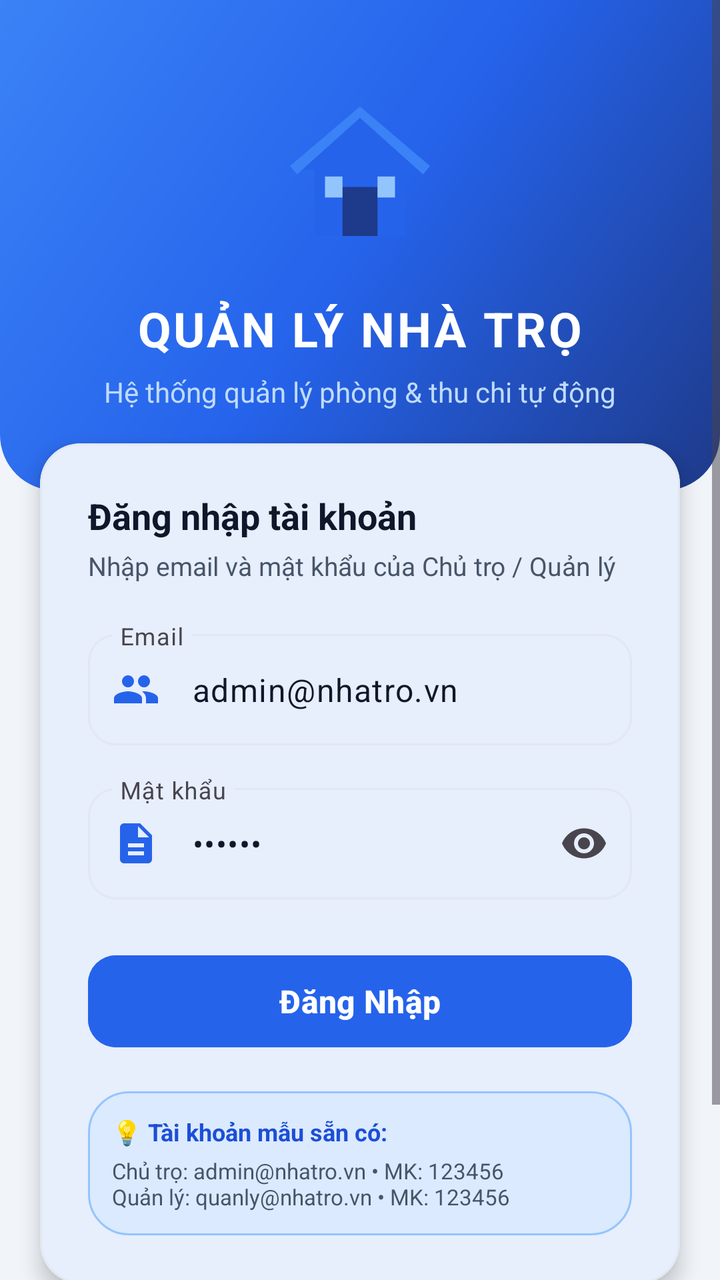
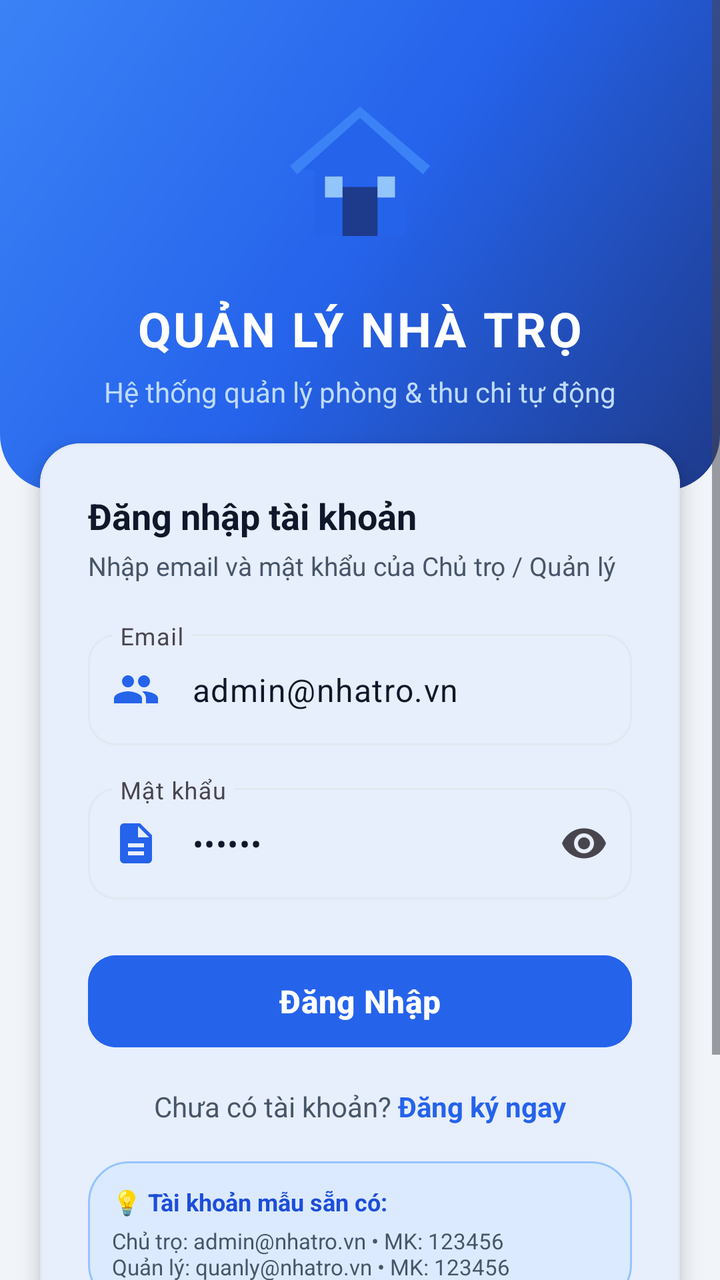

Two renders of the same Android screen: before a commit and after it. Below are the layout's source before the change and the commit's diff.
<!-- AndroidManifest.xml: application theme Theme.QLPhongTro -->
<!-- res/layout/activity_login.xml -->
<?xml version="1.0" encoding="utf-8"?>
<ScrollView
    xmlns:android="http://schemas.android.com/apk/res/android"
    xmlns:app="http://schemas.android.com/apk/res-auto"
    android:layout_width="match_parent"
    android:layout_height="match_parent"
    android:background="@color/background"
    android:fillViewport="true">

    <LinearLayout
        android:layout_width="match_parent"
        android:layout_height="wrap_content"
        android:gravity="center_horizontal"
        android:orientation="vertical">

        
        <LinearLayout
            android:layout_width="match_parent"
            android:layout_height="wrap_content"
            android:background="@drawable/gradient_header_primary"
            android:gravity="center"
            android:orientation="vertical"
            android:paddingTop="48dp"
            android:paddingBottom="40dp"
            android:paddingHorizontal="24dp">

            <ImageView
                android:layout_width="84dp"
                android:layout_height="84dp"
                app:srcCompat="@drawable/ic_app_logo"
                android:contentDescription="@string/app_name" />

            <TextView
                android:layout_width="wrap_content"
                android:layout_height="wrap_content"
                android:layout_marginTop="16dp"
                android:text="QUẢN LÝ NHÀ TRỌ"
                android:textColor="@color/text_white"
                android:textSize="24sp"
                android:letterSpacing="0.05"
                android:textStyle="bold" />

            <TextView
                android:layout_width="wrap_content"
                android:layout_height="wrap_content"
                android:layout_marginTop="6dp"
                android:gravity="center"
                android:text="Hệ thống quản lý phòng &amp; thu chi tự động"
                android:textColor="#BFDBFE"
                android:textSize="14sp" />
        </LinearLayout>

        
        <com.google.android.material.card.MaterialCardView
            android:layout_width="match_parent"
            android:layout_height="wrap_content"
            android:layout_marginHorizontal="20dp"
            android:layout_marginTop="-24dp"
            app:cardCornerRadius="20dp"
            app:cardElevation="6dp"
            app:strokeColor="@color/divider"
            app:strokeWidth="1dp"
            app:cardBackgroundColor="@color/surface">

            <LinearLayout
                android:layout_width="match_parent"
                android:layout_height="wrap_content"
                android:orientation="vertical"
                android:padding="24dp">

                <TextView
                    android:layout_width="wrap_content"
                    android:layout_height="wrap_content"
                    android:text="Đăng nhập tài khoản"
                    android:textColor="@color/text_primary"
                    android:textSize="18sp"
                    android:textStyle="bold" />

                <TextView
                    android:layout_width="wrap_content"
                    android:layout_height="wrap_content"
                    android:layout_marginTop="4dp"
                    android:text="Nhập email và mật khẩu của Chủ trọ / Quản lý"
                    android:textColor="@color/text_secondary"
                    android:textSize="13sp" />

                <com.google.android.material.textfield.TextInputLayout
                    android:id="@+id/tilEmail"
                    style="@style/Widget.Material3.TextInputLayout.OutlinedBox"
                    android:layout_width="match_parent"
                    android:layout_height="wrap_content"
                    android:layout_marginTop="20dp"
                    android:hint="@string/email_hint"
                    app:boxCornerRadiusBottomEnd="14dp"
                    app:boxCornerRadiusBottomStart="14dp"
                    app:boxCornerRadiusTopEnd="14dp"
                    app:boxCornerRadiusTopStart="14dp"
                    app:startIconDrawable="@drawable/ic_tenants"
                    app:startIconTint="@color/primary">

                    <com.google.android.material.textfield.TextInputEditText
                        android:id="@+id/etEmail"
                        android:layout_width="match_parent"
                        android:layout_height="wrap_content"
                        android:inputType="textEmailAddress"
                        android:text="admin@nhatro.vn"
                        android:textColor="@color/text_primary" />
                </com.google.android.material.textfield.TextInputLayout>

                <com.google.android.material.textfield.TextInputLayout
                    android:id="@+id/tilPassword"
                    style="@style/Widget.Material3.TextInputLayout.OutlinedBox"
                    android:layout_width="match_parent"
                    android:layout_height="wrap_content"
                    android:layout_marginTop="16dp"
                    android:hint="@string/password_hint"
                    app:boxCornerRadiusBottomEnd="14dp"
                    app:boxCornerRadiusBottomStart="14dp"
                    app:boxCornerRadiusTopEnd="14dp"
                    app:boxCornerRadiusTopStart="14dp"
                    app:endIconMode="password_toggle"
                    app:startIconDrawable="@drawable/ic_contracts"
                    app:startIconTint="@color/primary">

                    <com.google.android.material.textfield.TextInputEditText
                        android:id="@+id/etPassword"
                        android:layout_width="match_parent"
                        android:layout_height="wrap_content"
                        android:inputType="textPassword"
                        android:text="123456"
                        android:textColor="@color/text_primary" />
                </com.google.android.material.textfield.TextInputLayout>

                <ProgressBar
                    android:id="@+id/progressBar"
                    android:layout_width="wrap_content"
                    android:layout_height="wrap_content"
                    android:layout_gravity="center"
                    android:layout_marginTop="16dp"
                    android:visibility="gone" />

                <com.google.android.material.button.MaterialButton
                    android:id="@+id/btnLogin"
                    android:layout_width="match_parent"
                    android:layout_height="54dp"
                    android:layout_marginTop="24dp"
                    android:backgroundTint="@color/primary"
                    android:text="@string/btn_login"
                    android:textColor="@color/text_white"
                    android:textSize="16sp"
                    android:textStyle="bold"
                    app:cornerRadius="14dp"
                    app:elevation="3dp" />

                
                <LinearLayout
                    android:layout_width="match_parent"
                    android:layout_height="wrap_content"
                    android:layout_marginTop="18dp"
                    android:background="@drawable/bg_badge_occupied"
                    android:orientation="vertical"
                    android:padding="12dp">

                    <TextView
                        android:layout_width="wrap_content"
                        android:layout_height="wrap_content"
                        android:text="💡 Tài khoản mẫu sẵn có:"
                        android:textColor="@color/status_occupied_text"
                        android:textSize="12sp"
                        android:textStyle="bold" />

                    <TextView
                        android:id="@+id/tvDemoHint"
                        android:layout_width="wrap_content"
                        android:layout_height="wrap_content"
                        android:layout_marginTop="4dp"
                        android:text="Chủ trọ: admin@nhatro.vn • MK: 123456\nQuản lý: quanly@nhatro.vn • MK: 123456"
                        android:textColor="@color/text_secondary"
                        android:textSize="11sp" />
                </LinearLayout>

            </LinearLayout>
        </com.google.android.material.card.MaterialCardView>

        
        <com.google.android.material.button.MaterialButton
            android:id="@+id/btnConfigServer"
            style="@style/Widget.Material3.Button.OutlinedButton"
            android:layout_width="wrap_content"
            android:layout_height="wrap_content"
            android:layout_marginTop="20dp"
            android:layout_marginBottom="32dp"
            android:text="@string/config_server"
            android:textColor="@color/primary"
            app:cornerRadius="20dp"
            app:icon="@drawable/ic_server"
            app:iconTint="@color/primary"
            app:strokeColor="@color/divider" />

    </LinearLayout>
</ScrollView>
<!-- resources referenced by this layout -->
<resources>
  <color name="background">#F1F5F9</color>
  <color name="divider">#E2E8F0</color>
  <color name="primary">#2563EB</color>
  <color name="status_occupied_text">#1D4ED8</color>
  <color name="surface">#FFFFFF</color>
  <color name="text_primary">#0F172A</color>
  <color name="text_secondary">#475569</color>
  <color name="text_white">#FFFFFF</color>
  <!-- drawable bg_badge_occupied (drawable) -->
  <?xml version="1.0" encoding="utf-8"?>
  <shape xmlns:android="http://schemas.android.com/apk/res/android"
      android:shape="rectangle">
      <corners android:radius="20dp" />
      <solid android:color="@color/status_occupied_bg" />
      <stroke android:width="1dp" android:color="#93C5FD" />
  </shape>
  <!-- drawable gradient_header_primary (drawable) -->
  <?xml version="1.0" encoding="utf-8"?>
  <shape xmlns:android="http://schemas.android.com/apk/res/android"
      android:shape="rectangle">
      <gradient
          android:angle="135"
          android:startColor="#1E3A8A"
          android:centerColor="#2563EB"
          android:endColor="#3B82F6"
          android:type="linear" />
      <corners
          android:bottomLeftRadius="28dp"
          android:bottomRightRadius="28dp" />
  </shape>
  <!-- drawable ic_app_logo (drawable) -->
  <vector xmlns:android="http://schemas.android.com/apk/res/android"
      android:width="96dp"
      android:height="96dp"
      android:viewportWidth="96"
      android:viewportHeight="96">
      <path
          android:pathData="M48,12L12,42h10v38h52V42h10L48,12z"
          android:fillColor="#2563EB" />
      <path
          android:pathData="M38,52h20v28H38z"
          android:fillColor="#1E3A8A" />
      <path
          android:pathData="M28,46h10v12H28z M58,46h10v12H58z"
          android:fillColor="#93C5FD" />
      <path
          android:pathData="M48,6L8,40l4,4.8L48,12.5L84,44.8l4,-4.8L48,6z"
          android:fillColor="#3B82F6" />
  </vector>
  <!-- drawable ic_contracts (drawable) -->
  <vector xmlns:android="http://schemas.android.com/apk/res/android"
      android:width="24dp"
      android:height="24dp"
      android:viewportWidth="24"
      android:viewportHeight="24">
      <path
          android:fillColor="#FFFFFFFF"
          android:pathData="M14,2H6C4.9,2 4,2.9 4,4v16c0,1.1 0.9,2 2,2h12c1.1,0 2,-0.9 2,-2V8L14,2z M16,18H8v-2h8V18z M16,14H8v-2h8V14z M13,9V3.5L18.5,9H13z"/>
  </vector>
  <!-- drawable ic_server (drawable) -->
  <vector xmlns:android="http://schemas.android.com/apk/res/android"
      android:width="24dp"
      android:height="24dp"
      android:viewportWidth="24"
      android:viewportHeight="24">
      <path
          android:fillColor="#FFFFFFFF"
          android:pathData="M20,18c1.1,0 2,-0.9 2,-2V6c0,-1.1 -0.9,-2 -2,-2H4C2.9,4 2,4.9 2,6v10c0,1.1 0.9,2 2,2H0v2h24v-2H20z M4,6h16v10H4V6z M6,9h2v2H6V9z M6,13h2v2H6V13z M10,9h8v2h-8V9z M10,13h8v2h-8V13z"/>
  </vector>
  <!-- drawable ic_tenants (drawable) -->
  <vector xmlns:android="http://schemas.android.com/apk/res/android"
      android:width="24dp"
      android:height="24dp"
      android:viewportWidth="24"
      android:viewportHeight="24">
      <path
          android:fillColor="#FFFFFFFF"
          android:pathData="M16,11c1.66,0 2.99,-1.34 2.99,-3S17.66,5 16,5c-1.66,0 -3,1.34 -3,3S14.34,11 16,11z M8,11c1.66,0 2.99,-1.34 2.99,-3S9.66,5 8,5C6.34,5 5,6.34 5,8S6.34,11 8,11z M8,13c-2.33,0 -7,1.17 -7,3.5V19h14v-2.5C15,14.17 10.33,13 8,13z M16,13c-0.29,0 -0.62,0.02 -0.97,0.05c1.16,0.84 1.97,1.97 1.97,3.45V19h6v-2.5C23,14.17 18.33,13 16,13z"/>
  </vector>
  <string name="app_name">Quản Lý Nhà Trọ</string>
  <string name="btn_login">Đăng Nhập</string>
  <string name="config_server">Cấu hình máy chủ API</string>
  <string name="email_hint">Email</string>
  <string name="password_hint">Mật khẩu</string>
  <color name="status_occupied_bg">#DBEAFE</color>
  <color name="primary_dark">#1E3A8A</color>
  <color name="primary_container">#EFF6FF</color>
  <color name="on_primary_container">#1E40AF</color>
  <color name="secondary">#0D9488</color>
  <!-- unchanged entries left out for length: 1 -->
</resources>

<!-- the commit's change to res/layout/activity_login.xml (unified diff, before → after) -->
@@ -151,6 +151,33 @@
                     android:textStyle="bold"
                     app:cornerRadius="14dp"
                     app:elevation="3dp" />
+
+                
+                <LinearLayout
+                    android:layout_width="wrap_content"
+                    android:layout_height="wrap_content"
+                    android:layout_gravity="center_horizontal"
+                    android:layout_marginTop="16dp"
+                    android:orientation="horizontal">
+
+                    <TextView
+                        android:layout_width="wrap_content"
+                        android:layout_height="wrap_content"
+                        android:text="Chưa có tài khoản? "
+                        android:textColor="@color/text_secondary"
+                        android:textSize="14sp" />
+
+                    <TextView
+                        android:id="@+id/tvGoToRegister"
+                        android:layout_width="wrap_content"
+                        android:layout_height="wrap_content"
+                        android:text="Đăng ký ngay"
+                        android:textColor="@color/primary"
+                        android:textSize="14sp"
+                        android:textStyle="bold"
+                        android:clickable="true"
+                        android:focusable="true" />
+                </LinearLayout>
 
                 
                 <LinearLayout
